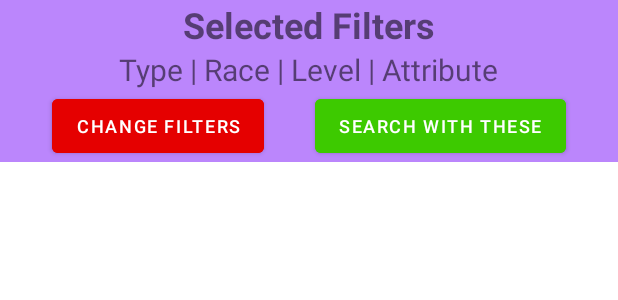
After one commit to DevEightOneSixFour/YuGiOhDeckBuilder, an Android app: the layout custom_filter_alert.xml on its own in the app's theme, with its tools: preview values and no code run, on a phone screen of 412 x 824 dp. The commit adds this screen. Shown: the top 300 px of the screen. Run offline under Robolectric (Android 15) with nearby library versions, the phone set to English and light mode, and no system bars.

Commit message:
Alert Filter Added

```diff
--- /dev/null
+++ b/app/src/main/res/layout/custom_filter_alert.xml
@@ -0,0 +1,54 @@
+<?xml version="1.0" encoding="utf-8"?>
+<androidx.constraintlayout.widget.ConstraintLayout xmlns:android="http://schemas.android.com/apk/res/android"
+    xmlns:app="http://schemas.android.com/apk/res-auto"
+    xmlns:tools="http://schemas.android.com/tools"
+    android:layout_width="match_parent"
+    android:layout_height="wrap_content"
+    android:background="@color/green"
+    android:backgroundTint="@color/purple_200">
+
+    <TextView
+        android:id="@+id/tv_filter_alert_title"
+        android:layout_width="wrap_content"
+        android:layout_height="wrap_content"
+        android:text="@string/selected_filter_title"
+        android:textSize="24sp"
+        android:textStyle="bold"
+        app:layout_constraintEnd_toEndOf="parent"
+        app:layout_constraintStart_toStartOf="parent"
+        app:layout_constraintTop_toTopOf="parent" />
+
+    <TextView
+        android:id="@+id/tv_filter_alert_list"
+        android:layout_width="wrap_content"
+        android:layout_height="wrap_content"
+        android:textSize="20sp"
+        app:layout_constraintEnd_toEndOf="parent"
+        app:layout_constraintStart_toStartOf="parent"
+        app:layout_constraintTop_toBottomOf="@id/tv_filter_alert_title"
+        tools:text="Type | Race | Level | Attribute" />
+
+    <Button
+        android:id="@+id/btn_filter_alert_dismiss"
+        android:layout_width="wrap_content"
+        android:layout_height="wrap_content"
+        android:backgroundTint="@color/red"
+        android:textSize="12sp"
+        android:text="@string/selected_filter_change"
+        app:layout_constraintBottom_toBottomOf="parent"
+        app:layout_constraintEnd_toStartOf="@id/btn_filter_alert_search"
+        app:layout_constraintStart_toStartOf="parent"
+        app:layout_constraintTop_toBottomOf="@id/tv_filter_alert_list" />
+
+    <Button
+        android:id="@+id/btn_filter_alert_search"
+        android:layout_width="wrap_content"
+        android:layout_height="wrap_content"
+        android:backgroundTint="@color/green"
+        android:textSize="12sp"
+        android:text="@string/selected_filter_submit"
+        app:layout_constraintBottom_toBottomOf="parent"
+        app:layout_constraintEnd_toEndOf="parent"
+        app:layout_constraintStart_toEndOf="@id/btn_filter_alert_dismiss"
+        app:layout_constraintTop_toBottomOf="@id/tv_filter_alert_list" />
+</androidx.constraintlayout.widget.ConstraintLayout>
--- a/app/src/main/res/values/colors.xml
+++ b/app/src/main/res/values/colors.xml
@@ -7,4 +7,6 @@
     <color name="teal_700">#FF018786</color>
     <color name="black">#FF000000</color>
     <color name="white">#FFFFFFFF</color>
+    <color name="red">#E50000</color>
+    <color name="green">#3DCA00</color>
 </resources>
--- a/app/src/main/res/values/strings.xml
+++ b/app/src/main/res/values/strings.xml
@@ -34,6 +34,14 @@
     <string name="ban_never_banned">This card was never banned</string>
     <string name="ban_not_banned_here">Not banned</string>
 
+    <!-- Filter Dialog   -->
+    <string name="selected_filter_title">Selected Filters</string>
+    <string name="selected_filter_change">Change filters</string>
+    <string name="selected_filter_submit">Search with these</string>
+    <string name="selected_filter_empty_button">Yes</string>
+    <string name="selected_filter_empty_title">No Filters Selected</string>
+    <string name="selected_filter_empty_list">Search All Cards?</string>
+
     <!--  Parameter Arrays  -->
     <!--  Monster  -->
     <!--  Main & Extra types use the same filter, should be separated -->
@@ -68,7 +76,6 @@
     <string name="error_response">Empty Response</string>
     <string name="cannot_find">Cannot Find Name</string>
     <string name="error_no_card_type">Please Select A Card Type</string>
-    <string name="finding_names">Searching names...</string>
 
     <string-array name="extra_types">
         <item>Fusion Monster</item>
```
Also changed, not shown: app/src/main/java/com/example/yugiohdeckbuilder/ui/FilterFragment.kt (+84 -4 lines).
